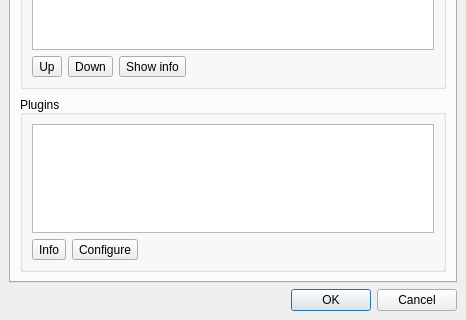
The window that qstardict/settingsdialog.ui (qstardict/qstardict) describes before a commit, drawn with Qt 5; both pictures show x 0 to 466 and y 196 to 516 of the 466 by 516 pixel window.
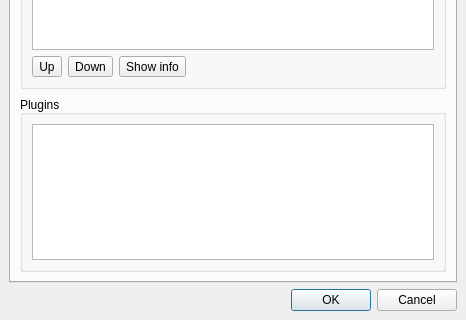
The same window after the commit. The open tabs and pages were chosen to show the change. Icons and pictures are not drawn. Custom widgets are drawn as their Qt base class.

Commit message: New ui for plugins lists in settings dialog

What changed in the file:
```diff
--- a/qstardict/settingsdialog.ui
+++ b/qstardict/settingsdialog.ui
@@ -244,51 +244,6 @@
             </property>
            </widget>
           </item>
-          <item>
-           <layout class="QHBoxLayout">
-            <item>
-             <widget class="QToolButton" name="pluginsShowInfoButton">
-              <property name="toolTip">
-               <string>Show information about plugin</string>
-              </property>
-              <property name="text">
-               <string>Info</string>
-              </property>
-              <property name="icon">
-               <iconset resource="pixmaps/pixmaps.qrc">
-                <normaloff>:/icons/dialog-information.png</normaloff>:/icons/dialog-information.png</iconset>
-              </property>
-             </widget>
-            </item>
-            <item>
-             <widget class="QToolButton" name="pluginsConfigureButton">
-              <property name="toolTip">
-               <string>Configure plugin</string>
-              </property>
-              <property name="text">
-               <string>Configure</string>
-              </property>
-              <property name="icon">
-               <iconset resource="pixmaps/pixmaps.qrc">
-                <normaloff>:/icons/configure.png</normaloff>:/icons/configure.png</iconset>
-              </property>
-             </widget>
-            </item>
-            <item>
-             <spacer>
-              <property name="orientation">
-               <enum>Qt::Horizontal</enum>
-              </property>
-              <property name="sizeHint" stdset="0">
-               <size>
-                <width>40</width>
-                <height>20</height>
-               </size>
-              </property>
-             </spacer>
-            </item>
-           </layout>
-          </item>
          </layout>
         </widget>
        </item>
```
Left out of the diff: 22 changed lines with no effect on the pictures. The commit also changes 9 other files.
